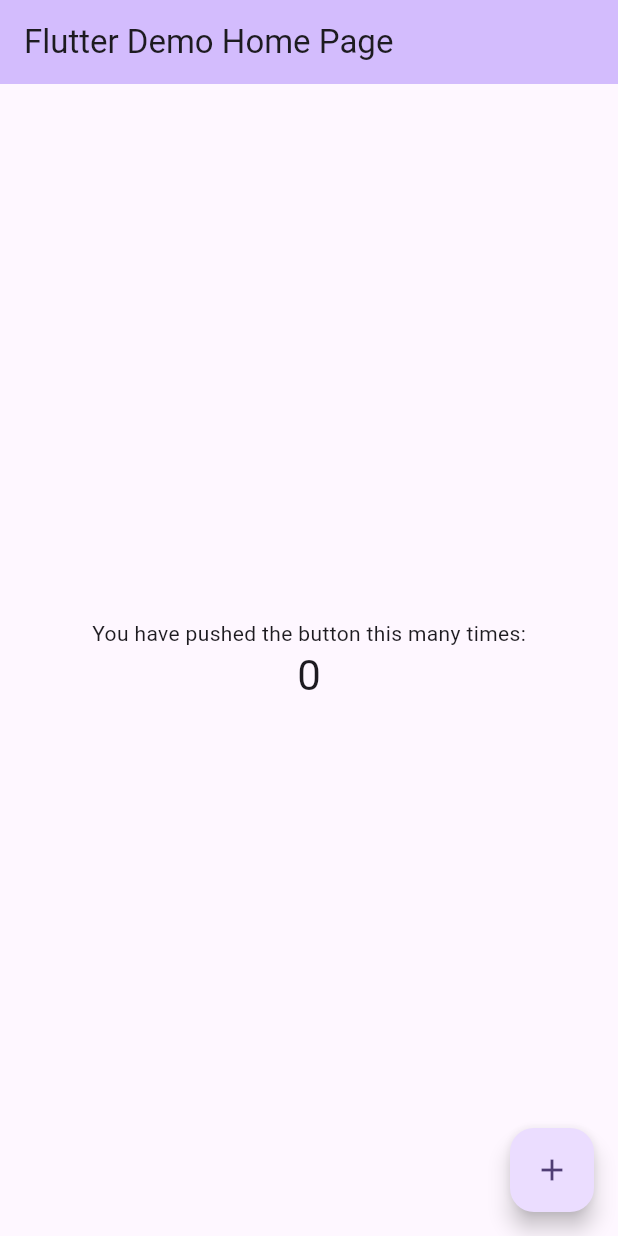
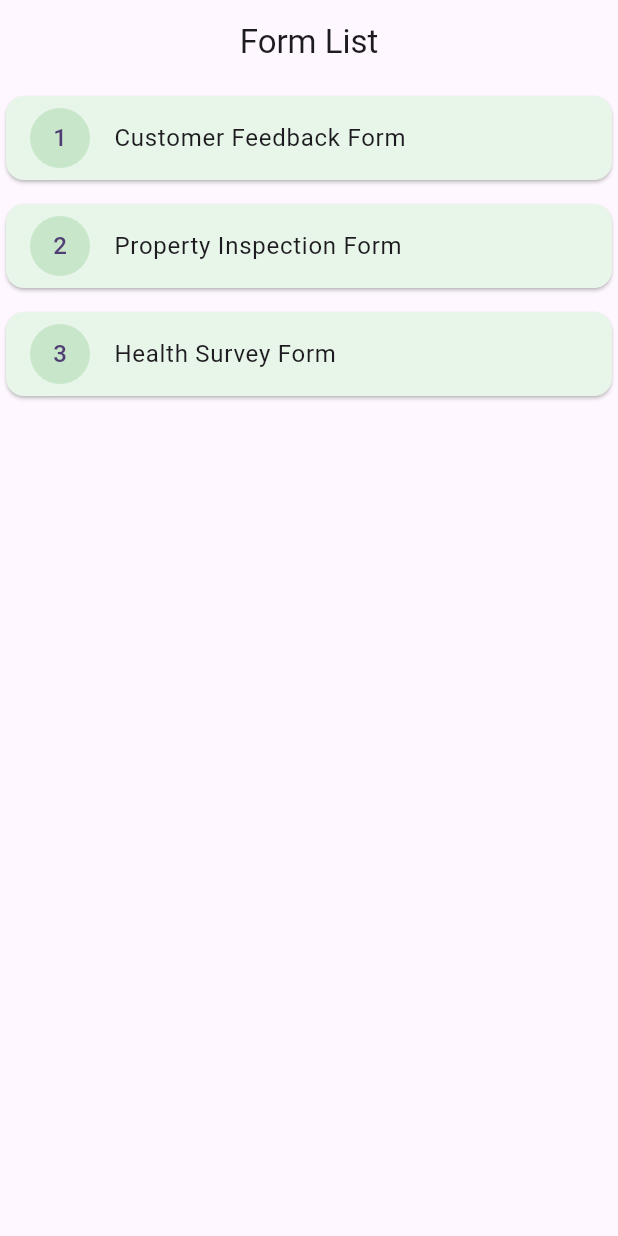
Before and after one commit to bayazidHossain2/dynamic_forms, a Flutter app: the screen it shows after launch, on a phone screen of 412 x 824 dp. Run offline on Flutter 3.47's test engine with Material 3 defaults, Android fonts, the phone set to English and light mode, and no system bars; our stand-ins replace fpdart.

Commit message:
Json add and load to a list view

```diff
--- /dev/null
+++ b/lib/core/errors/failures.dart
@@ -0,0 +1,4 @@
+class Failure {
+  final String message;
+  Failure([this.message = 'An unexpected error occure.']);
+}
--- /dev/null
+++ b/lib/core/services/json_loader/json_loader_service.dart
@@ -0,0 +1,12 @@
+import 'dart:convert';
+import 'package:flutter/services.dart' show rootBundle;
+
+class JsonLoaderService {
+  static Future<Map<String, dynamic>> load({required String fileName}) async {
+    final String jsonString = await rootBundle.loadString(
+      'assets/form_json/$fileName.json',
+    );
+    final Map<String, dynamic> jsonResponse = json.decode(jsonString);
+    return jsonResponse;
+  }
+}
--- /dev/null
+++ b/lib/features/form_list/presentation/pages/form_list_page.dart
@@ -0,0 +1,55 @@
+import 'package:dynamic_forms/core/services/json_loader/json_loader_service.dart';
+import 'package:flutter/material.dart';
+
+class FormListPage extends StatefulWidget {
+  const FormListPage({super.key});
+
+  @override
+  State<FormListPage> createState() => _FormListPageState();
+}
+
+class _FormListPageState extends State<FormListPage> {
+  bool isLoading = true;
+  List<dynamic> formList = [];
+
+  @override
+  void initState() {
+    super.initState();
+    _asyncInit();
+  }
+
+  @override
+  Widget build(BuildContext context) {
+    return Scaffold(
+      appBar: AppBar(title: Center(child: Text('Form List'))),
+      body: isLoading
+          ? Center(child: CircularProgressIndicator())
+          : ListView.builder(
+              itemCount: formList.length,
+              itemBuilder: (context, index) => Container(
+                margin: EdgeInsets.symmetric(vertical: 4),
+                child: Card(
+                  color: Colors.green.shade50,
+                  child: ListTile(
+                    leading: CircleAvatar(
+                      backgroundColor: Colors.green.shade100,
+                      child: Text(formList[index]['id'].toString()),
+                    ),
+                    title: Text(formList[index]['formName']),
+                  ),
+                ),
+              ),
+            ),
+    );
+  }
+
+  void _asyncInit() async {
+    for (int i = 1; i <= 3; i++) {
+      final json = await JsonLoaderService.load(fileName: 'form_$i');
+      formList.add(json);
+    }
+    setState(() {
+      isLoading = false;
+    });
+  }
+}
--- a/lib/main.dart
+++ b/lib/main.dart
@@ -1,3 +1,4 @@
+import 'package:dynamic_forms/features/form_list/presentation/pages/form_list_page.dart';
 import 'package:flutter/material.dart';
 
 void main() {
@@ -7,116 +8,14 @@ void main() {
 class MyApp extends StatelessWidget {
   const MyApp({super.key});
 
-  // This widget is the root of your application.
   @override
   Widget build(BuildContext context) {
     return MaterialApp(
-      title: 'Flutter Demo',
+      title: 'Dynamic Forms',
       theme: ThemeData(
-        // This is the theme of your application.
-        //
-        // TRY THIS: Try running your application with "flutter run". You'll see
-        // the application has a purple toolbar. Then, without quitting the app,
-        // try changing the seedColor in the colorScheme below to Colors.green
-        // and then invoke "hot reload" (save your changes or press the "hot
-        // reload" button in a Flutter-supported IDE, or press "r" if you used
-        // the command line to start the app).
-        //
-        // Notice that the counter didn't reset back to zero; the application
-        // state is not lost during the reload. To reset the state, use hot
-        // restart instead.
-        //
-        // This works for code too, not just values: Most code changes can be
-        // tested with just a hot reload.
         colorScheme: ColorScheme.fromSeed(seedColor: Colors.deepPurple),
       ),
-      home: const MyHomePage(title: 'Flutter Demo Home Page'),
+      home: const FormListPage(),
     );
   }
 }
-
-class MyHomePage extends StatefulWidget {
-  const MyHomePage({super.key, required this.title});
-
-  // This widget is the home page of your application. It is stateful, meaning
-  // that it has a State object (defined below) that contains fields that affect
-  // how it looks.
-
-  // This class is the configuration for the state. It holds the values (in this
-  // case the title) provided by the parent (in this case the App widget) and
-  // used by the build method of the State. Fields in a Widget subclass are
-  // always marked "final".
-
-  final String title;
-
-  @override
-  State<MyHomePage> createState() => _MyHomePageState();
-}
-
-class _MyHomePageState extends State<MyHomePage> {
-  int _counter = 0;
-
-  void _incrementCounter() {
-    setState(() {
-      // This call to setState tells the Flutter framework that something has
-      // changed in this State, which causes it to rerun the build method below
-      // so that the display can reflect the updated values. If we changed
-      // _counter without calling setState(), then the build method would not be
-      // called again, and so nothing would appear to happen.
-      _counter++;
-    });
-  }
-
-  @override
-  Widget build(BuildContext context) {
-    // This method is rerun every time setState is called, for instance as done
-    // by the _incrementCounter method above.
-    //
-    // The Flutter framework has been optimized to make rerunning build methods
-    // fast, so that you can just rebuild anything that needs updating rather
-    // than having to individually change instances of widgets.
-    return Scaffold(
-      appBar: AppBar(
-        // TRY THIS: Try changing the color here to a specific color (to
-        // Colors.amber, perhaps?) and trigger a hot reload to see the AppBar
-        // change color while the other colors stay the same.
-        backgroundColor: Theme.of(context).colorScheme.inversePrimary,
-        // Here we take the value from the MyHomePage object that was created by
-        // the App.build method, and use it to set our appbar title.
-        title: Text(widget.title),
-      ),
-      body: Center(
-        // Center is a layout widget. It takes a single child and positions it
-        // in the middle of the parent.
-        child: Column(
-          // Column is also a layout widget. It takes a list of children and
-          // arranges them vertically. By default, it sizes itself to fit its
-          // children horizontally, and tries to be as tall as its parent.
-          //
-          // Column has various properties to control how it sizes itself and
-          // how it positions its children. Here we use mainAxisAlignment to
-          // center the children vertically; the main axis here is the vertical
-          // axis because Columns are vertical (the cross axis would be
-          // horizontal).
-          //
-          // TRY THIS: Invoke "debug painting" (choose the "Toggle Debug Paint"
-          // action in the IDE, or press "p" in the console), to see the
-          // wireframe for each widget.
-          mainAxisAlignment: MainAxisAlignment.center,
-          children: <Widget>[
-            const Text('You have pushed the button this many times:'),
-            Text(
-              '$_counter',
-              style: Theme.of(context).textTheme.headlineMedium,
-            ),
-          ],
-        ),
-      ),
-      floatingActionButton: FloatingActionButton(
-        onPressed: _incrementCounter,
-        tooltip: 'Increment',
-        child: const Icon(Icons.add),
-      ), // This trailing comma makes auto-formatting nicer for build methods.
-    );
-  }
-}
--- a/pubspec.yaml
+++ b/pubspec.yaml
@@ -34,6 +34,8 @@ dependencies:
   # The following adds the Cupertino Icons font to your application.
   # Use with the CupertinoIcons class for iOS style icons.
   cupertino_icons: ^1.0.8
+  fpdart: ^1.1.1
+  flutter_bloc: ^9.1.1
 
 dev_dependencies:
   flutter_test:
@@ -58,8 +60,8 @@ flutter:
   uses-material-design: true
 
   # To add assets to your application, add an assets section, like this:
-  # assets:
-  #   - images/a_dot_burr.jpeg
+  assets:
+    - assets/form_json/
   #   - images/a_dot_ham.jpeg
 
   # An image asset can refer to one or more resolution-specific "variants", see
```
Also changed, not shown: assets/form_json/form_1.json (added, +97 -0 lines), assets/form_json/form_2.json (added, +97 -0 lines), assets/form_json/form_3.json (added, +97 -0 lines), lib/core/errors/exceptions.dart (added, +20 -0 lines), lib/core/theme/app_pallete.dart (added, +34 -0 lines), lib/core/theme/theme.dart (added, +65 -0 lines), lib/core/usecase/usecase.dart (added, +10 -0 lines), pubspec.lock.
